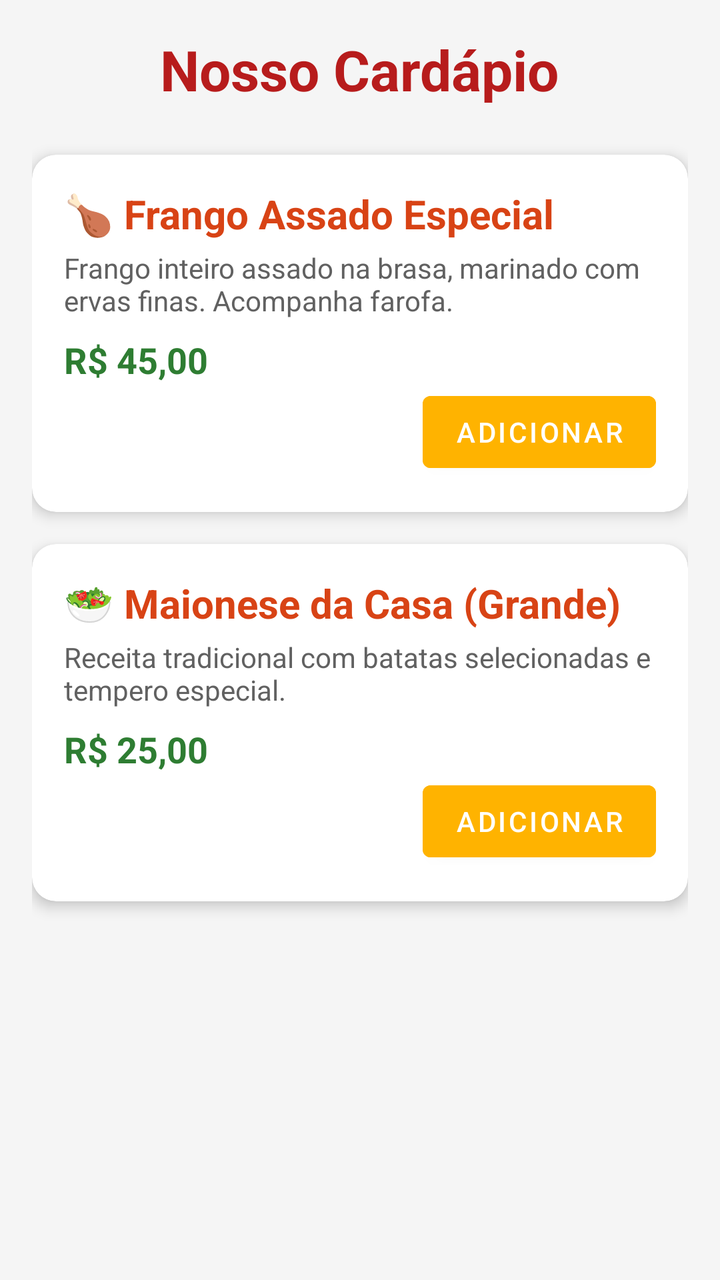
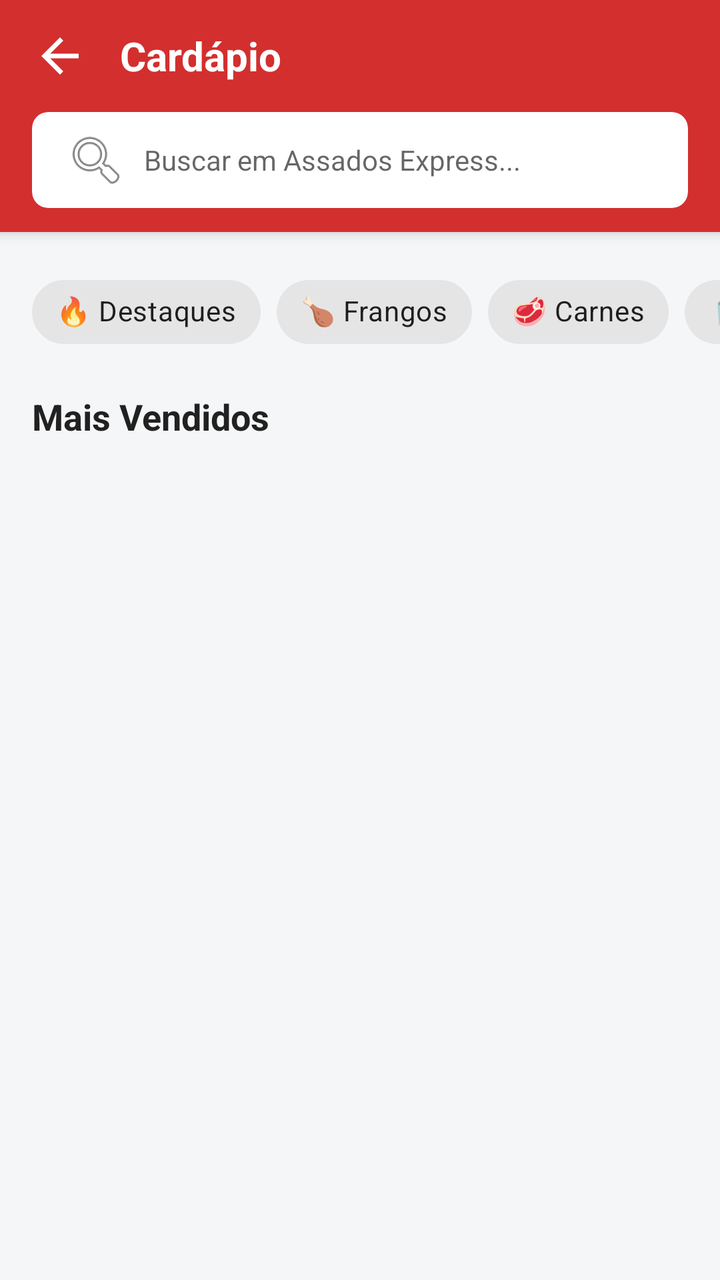

An Android layout rendered at two revisions. The XML below is the earlier revision; the diff shows what the commit changed to produce the second picture.
<!-- AndroidManifest.xml: application theme Theme.ImepacLuisAugusto -->
<!-- res/layout/activity_cardapio.xml -->
<?xml version="1.0" encoding="utf-8"?>
<ScrollView xmlns:android="http://schemas.android.com/apk/res/android"
    xmlns:app="http://schemas.android.com/apk/res-auto"
    android:layout_width="match_parent"
    android:layout_height="match_parent"
    android:background="#F5F5F5">

    <LinearLayout
        android:layout_width="match_parent"
        android:layout_height="wrap_content"
        android:orientation="vertical"
        android:padding="16dp">

        <TextView
            android:layout_width="wrap_content"
            android:layout_height="wrap_content"
            android:text="Nosso Cardápio"
            android:textSize="28sp"
            android:textStyle="bold"
            android:textColor="#B71C1C"
            android:layout_gravity="center"
            android:layout_marginBottom="24dp"/>

        <androidx.cardview.widget.CardView
            android:layout_width="match_parent"
            android:layout_height="wrap_content"
            android:layout_marginBottom="16dp"
            app:cardCornerRadius="12dp"
            app:cardElevation="4dp">

            <LinearLayout
                android:layout_width="match_parent"
                android:layout_height="wrap_content"
                android:orientation="vertical"
                android:padding="16dp">

                <TextView
                    android:layout_width="wrap_content"
                    android:layout_height="wrap_content"
                    android:text="🍗 Frango Assado Especial"
                    android:textSize="20sp"
                    android:textStyle="bold"
                    android:textColor="#D84315"/>

                <TextView
                    android:layout_width="wrap_content"
                    android:layout_height="wrap_content"
                    android:text="Frango inteiro assado na brasa, marinado com ervas finas. Acompanha farofa."
                    android:layout_marginTop="4dp"
                    android:textColor="#616161"/>

                <TextView
                    android:layout_width="wrap_content"
                    android:layout_height="wrap_content"
                    android:text="R$ 45,00"
                    android:textSize="18sp"
                    android:textStyle="bold"
                    android:textColor="#2E7D32"
                    android:layout_marginTop="8dp"/>

                <Button
                    android:id="@+id/btn_add_frango"
                    android:layout_width="wrap_content"
                    android:layout_height="wrap_content"
                    android:text="ADICIONAR"
                    android:layout_gravity="end"
                    android:backgroundTint="#FFB300"
                    android:textColor="#FFFFFF"/>
            </LinearLayout>
        </androidx.cardview.widget.CardView>

        <androidx.cardview.widget.CardView
            android:layout_width="match_parent"
            android:layout_height="wrap_content"
            android:layout_marginBottom="16dp"
            app:cardCornerRadius="12dp"
            app:cardElevation="4dp">

            <LinearLayout
                android:layout_width="match_parent"
                android:layout_height="wrap_content"
                android:orientation="vertical"
                android:padding="16dp">

                <TextView
                    android:layout_width="wrap_content"
                    android:layout_height="wrap_content"
                    android:text="🥗 Maionese da Casa (Grande)"
                    android:textSize="20sp"
                    android:textStyle="bold"
                    android:textColor="#D84315"/>

                <TextView
                    android:layout_width="wrap_content"
                    android:layout_height="wrap_content"
                    android:text="Receita tradicional com batatas selecionadas e tempero especial."
                    android:layout_marginTop="4dp"
                    android:textColor="#616161"/>

                <TextView
                    android:layout_width="wrap_content"
                    android:layout_height="wrap_content"
                    android:text="R$ 25,00"
                    android:textSize="18sp"
                    android:textStyle="bold"
                    android:textColor="#2E7D32"
                    android:layout_marginTop="8dp"/>

                <Button
                    android:id="@+id/btn_add_maionese"
                    android:layout_width="wrap_content"
                    android:layout_height="wrap_content"
                    android:text="ADICIONAR"
                    android:layout_gravity="end"
                    android:backgroundTint="#FFB300"
                    android:textColor="#FFFFFF"/>
            </LinearLayout>
        </androidx.cardview.widget.CardView>

    </LinearLayout>
</ScrollView>
<!-- resources referenced by this layout -->
<resources>
  <style name="Theme.ImepacLuisAugusto" parent="Theme.MaterialComponents.DayNight.DarkActionBar">
          
          <item name="colorPrimary">@color/purple_500</item>
          <item name="colorPrimaryVariant">@color/purple_700</item>
          <item name="colorOnPrimary">@color/white</item>
          
          <item name="colorSecondary">@color/teal_200</item>
          <item name="colorSecondaryVariant">@color/teal_700</item>
          <item name="colorOnSecondary">@color/black</item>
          
          <item name="android:statusBarColor">?attr/colorPrimaryVariant</item>
          
      </style>
  <color name="purple_500">#FF6200EE</color>
  <color name="purple_700">#FF3700B3</color>
  <color name="white">#FFFFFFFF</color>
  <color name="teal_200">#FF03DAC5</color>
  <color name="teal_700">#FF018786</color>
  <color name="black">#FF000000</color>
</resources>

<!-- the commit's change to res/layout/activity_cardapio.xml (unified diff, before → after) -->
@@ -1,121 +1,195 @@
 <?xml version="1.0" encoding="utf-8"?>
-<ScrollView xmlns:android="http://schemas.android.com/apk/res/android"
+<androidx.coordinatorlayout.widget.CoordinatorLayout
+    xmlns:android="http://schemas.android.com/apk/res/android"
     xmlns:app="http://schemas.android.com/apk/res-auto"
+    xmlns:tools="http://schemas.android.com/tools"
     android:layout_width="match_parent"
     android:layout_height="match_parent"
-    android:background="#F5F5F5">
+    android:background="#F5F6F8">
 
-    <LinearLayout
+    <com.google.android.material.appbar.AppBarLayout
         android:layout_width="match_parent"
         android:layout_height="wrap_content"
-        android:orientation="vertical"
-        android:padding="16dp">
+        android:background="#D32F2F"
+        app:elevation="4dp">
 
-        <TextView
-            android:layout_width="wrap_content"
-            android:layout_height="wrap_content"
-            android:text="Nosso Cardápio"
-            android:textSize="28sp"
-            android:textStyle="bold"
-            android:textColor="#B71C1C"
-            android:layout_gravity="center"
-            android:layout_marginBottom="24dp"/>
-
-        <androidx.cardview.widget.CardView
+        <androidx.appcompat.widget.Toolbar
             android:layout_width="match_parent"
-            android:layout_height="wrap_content"
-            android:layout_marginBottom="16dp"
-            app:cardCornerRadius="12dp"
-            app:cardElevation="4dp">
+            android:layout_height="?attr/actionBarSize"
+            android:background="#D32F2F"
+            app:contentInsetStart="0dp">
 
             <LinearLayout
                 android:layout_width="match_parent"
-                android:layout_height="wrap_content"
-                android:orientation="vertical"
-                android:padding="16dp">
+                android:layout_height="match_parent"
+                android:orientation="horizontal"
+                android:gravity="center_vertical"
+                android:paddingHorizontal="16dp">
+
+                <ImageView
+                    android:id="@+id/btn_voltar"
+                    android:layout_width="28dp"
+                    android:layout_height="28dp"
+                    android:src="@drawable/ic_back"
+                    android:background="?attr/selectableItemBackgroundBorderless"
+                    android:clickable="true"
+                    android:focusable="true"
+                    android:layout_marginEnd="16dp"/>
 
                 <TextView
                     android:layout_width="wrap_content"
                     android:layout_height="wrap_content"
-                    android:text="🍗 Frango Assado Especial"
+                    android:text="Cardápio"
+                    android:textColor="#FFFFFF"
                     android:textSize="20sp"
-                    android:textStyle="bold"
-                    android:textColor="#D84315"/>
+                    android:textStyle="bold"/>
+            </LinearLayout>
+        </androidx.appcompat.widget.Toolbar>
 
-                <TextView
+        <com.google.android.material.card.MaterialCardView
+            android:layout_width="match_parent"
+            android:layout_height="48dp"
+            android:layout_marginHorizontal="16dp"
+            android:layout_marginBottom="12dp"
+            app:cardCornerRadius="8dp"
+            app:cardElevation="0dp">
+            <EditText
+                android:layout_width="match_parent"
+                android:layout_height="match_parent"
+                android:background="@null"
+                android:hint="Buscar em Assados Express..."
+                android:drawableStart="@android:drawable/ic_menu_search"
+                android:drawablePadding="8dp"
+                android:paddingHorizontal="16dp"
+                android:textSize="14sp"
+                android:inputType="text"
+                android:maxLines="1"/>
+        </com.google.android.material.card.MaterialCardView>
+    </com.google.android.material.appbar.AppBarLayout>
+
+    <androidx.core.widget.NestedScrollView
+        android:layout_width="match_parent"
+        android:layout_height="match_parent"
+        app:layout_behavior="@string/appbar_scrolling_view_behavior"
+        android:fillViewport="true">
+
+        <LinearLayout
+            android:layout_width="match_parent"
+            android:layout_height="wrap_content"
+            android:orientation="vertical"
+            android:paddingBottom="100dp">
+
+            <HorizontalScrollView
+                android:layout_width="match_parent"
+                android:layout_height="wrap_content"
+                android:scrollbars="none"
+                android:paddingHorizontal="16dp"
+                android:layout_marginTop="16dp"
+                android:clipToPadding="false">
+
+                <com.google.android.material.chip.ChipGroup
                     android:layout_width="wrap_content"
                     android:layout_height="wrap_content"
-                    android:text="Frango inteiro assado na brasa, marinado com ervas finas. Acompanha farofa."
-                    android:layout_marginTop="4dp"
-                    android:textColor="#616161"/>
+                    app:singleLine="true"
+                    app:singleSelection="true">
 
+                    <com.google.android.material.chip.Chip
+                        android:layout_width="wrap_content"
+                        android:layout_height="wrap_content"
+                        android:text="🔥 Destaques"
+                        app:checkedIconEnabled="true"
+                        android:checked="true"/>
+                    <com.google.android.material.chip.Chip
+                        android:layout_width="wrap_content"
+                        android:layout_height="wrap_content"
+                        android:text="🍗 Frangos"/>
+                    <com.google.android.material.chip.Chip
+                        android:layout_width="wrap_content"
+                        android:layout_height="wrap_content"
+                        android:text="🥩 Carnes"/>
+                    <com.google.android.material.chip.Chip
+                        android:layout_width="wrap_content"
+                        android:layout_height="wrap_content"
+                        android:text="🥤 Bebidas"/>
+                </com.google.android.material.chip.ChipGroup>
+            </HorizontalScrollView>
+
+            <TextView
+                android:layout_width="wrap_content"
+                android:layout_height="wrap_content"
+                android:text="Mais Vendidos"
+                android:textSize="18sp"
+                android:textStyle="bold"
+                android:textColor="#212121"
+                android:layout_margin="16dp"/>
+
+            <androidx.recyclerview.widget.RecyclerView
+                android:id="@+id/recycler_produtos"
+                android:layout_width="match_parent"
+                android:layout_height="wrap_content"
+                android:paddingHorizontal="8dp"
+                android:nestedScrollingEnabled="false" />
+        </LinearLayout>
+    </androidx.core.widget.NestedScrollView>
+
+    <com.google.android.material.card.MaterialCardView
+        android:id="@+id/card_carrinho_flutuante"
+        android:layout_width="match_parent"
+        android:layout_height="64dp"
+        android:layout_gravity="bottom"
+        android:layout_margin="16dp"
+        app:cardCornerRadius="16dp"
+        app:cardElevation="12dp"
+        app:cardBackgroundColor="#D32F2F"
+        android:visibility="gone">
+
+        <LinearLayout
+            android:id="@+id/btn_abrir_checkout"
+            android:layout_width="match_parent"
+            android:layout_height="match_parent"
+            android:orientation="horizontal"
+            android:gravity="center_vertical"
+            android:paddingHorizontal="20dp"
+            android:foreground="?attr/selectableItemBackground"
+            android:clickable="true"
+            android:focusable="true">
+
+            <LinearLayout
+                android:layout_width="0dp"
+                android:layout_height="wrap_content"
+                android:layout_weight="1"
+                android:orientation="vertical">
                 <TextView
+                    android:id="@+id/txt_qtd_itens_carrinho"
                     android:layout_width="wrap_content"
                     android:layout_height="wrap_content"
-                    android:text="R$ 45,00"
-                    android:textSize="18sp"
-                    android:textStyle="bold"
-                    android:textColor="#2E7D32"
-                    android:layout_marginTop="8dp"/>
-
-                <Button
-                    android:id="@+id/btn_add_frango"
+                    android:text="0 itens"
+                    android:textColor="#FFCDD2"
+                    android:textSize="12sp"/>
+                <TextView
+                    android:id="@+id/txt_total_carrinho"
                     android:layout_width="wrap_content"
                     android:layout_height="wrap_content"
-                    android:text="ADICIONAR"
-                    android:layout_gravity="end"
-                    android:backgroundTint="#FFB300"
-                    android:textColor="#FFFFFF"/>
+                    android:text="R$ 0,00"
+                    android:textColor="#FFFFFF"
+                    android:textSize="18sp"
+                    android:textStyle="bold"/>
             </LinearLayout>
-        </androidx.cardview.widget.CardView>
 
-        <androidx.cardview.widget.CardView
-            android:layout_width="match_parent"
-            android:layout_height="wrap_content"
-            android:layout_marginBottom="16dp"
-            app:cardCornerRadius="12dp"
-            app:cardElevation="4dp">
+            <TextView
+                android:layout_width="wrap_content"
+                android:layout_height="wrap_content"
+                android:text="Finalizar"
+                android:textColor="#FFFFFF"
+                android:textSize="16sp"
+                android:textStyle="bold"
+                android:layout_marginEnd="8dp"/>
 
-            <LinearLayout
-                android:layout_width="match_parent"
-                android:layout_height="wrap_content"
-                android:orientation="vertical"
-                android:padding="16dp">
-
-                <TextView
-                    android:layout_width="wrap_content"
-                    android:layout_height="wrap_content"
-                    android:text="🥗 Maionese da Casa (Grande)"
-                    android:textSize="20sp"
-                    android:textStyle="bold"
-                    android:textColor="#D84315"/>
-
-                <TextView
-                    android:layout_width="wrap_content"
-                    android:layout_height="wrap_content"
-                    android:text="Receita tradicional com batatas selecionadas e tempero especial."
-                    android:layout_marginTop="4dp"
-                    android:textColor="#616161"/>
-
-                <TextView
-                    android:layout_width="wrap_content"
-                    android:layout_height="wrap_content"
-                    android:text="R$ 25,00"
-                    android:textSize="18sp"
-                    android:textStyle="bold"
-                    android:textColor="#2E7D32"
-                    android:layout_marginTop="8dp"/>
-
-                <Button
-                    android:id="@+id/btn_add_maionese"
-                    android:layout_width="wrap_content"
-                    android:layout_height="wrap_content"
-                    android:text="ADICIONAR"
-                    android:layout_gravity="end"
-                    android:backgroundTint="#FFB300"
-                    android:textColor="#FFFFFF"/>
-            </LinearLayout>
-        </androidx.cardview.widget.CardView>
-
-    </LinearLayout>
-</ScrollView>
+            <ImageView
+                android:layout_width="20dp"
+                android:layout_height="20dp"
+                android:src="@android:drawable/ic_media_next"
+                app:tint="#FFFFFF"/>
+        </LinearLayout>
+    </com.google.android.material.card.MaterialCardView>
+</androidx.coordinatorlayout.widget.CoordinatorLayout>
<!-- resource entries referenced after the edit -->
@@ -1,5 +1,16 @@
 <!-- resources referenced by this layout -->
 <resources>
+  <!-- drawable ic_back (drawable) -->
+  <?xml version="1.0" encoding="utf-8"?>
+  <vector xmlns:android="http://schemas.android.com/apk/res/android"
+      android:width="24dp"
+      android:height="24dp"
+      android:viewportWidth="24.0"
+      android:viewportHeight="24.0">
+      <path
+          android:fillColor="#FFFFFF"
+          android:pathData="M20,11H7.83l5.59,-5.59L12,4l-8,8l8,8l1.41,-1.41L7.83,13H20v-2z"/>
+  </vector>
   <style name="Theme.ImepacLuisAugusto" parent="Theme.MaterialComponents.DayNight.DarkActionBar">
           
           <item name="colorPrimary">@color/purple_500</item>
